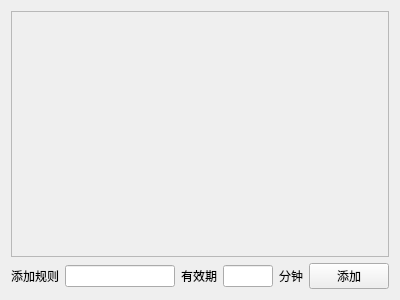
Above: fgfw-lite/ui/localrules.ui from bylheart/fwlite before the change. Below: the same form after it.
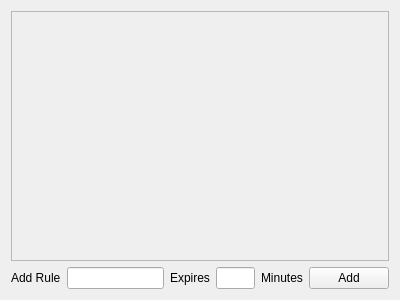
That is the form after the change.

Diff of the .ui file:
```diff
--- a/fgfw-lite/ui/localrules.ui
+++ b/fgfw-lite/ui/localrules.ui
@@ -50,7 +50,7 @@
      <item>
       <widget class="QLabel" name="label">
        <property name="text">
-        <string>添加规则</string>
+        <string>Add Rule</string>
        </property>
       </widget>
      </item>
@@ -60,7 +60,7 @@
      <item>
       <widget class="QLabel" name="label_2">
        <property name="text">
-        <string>有效期</string>
+        <string>Expires</string>
        </property>
       </widget>
      </item>
@@ -77,14 +77,14 @@
      <item>
       <widget class="QLabel" name="label_3">
        <property name="text">
-        <string>分钟</string>
+        <string>Minutes</string>
        </property>
       </widget>
      </item>
      <item>
       <widget class="QPushButton" name="AddLocalRuleButton">
        <property name="text">
-        <string>添加</string>
+        <string>Add</string>
        </property>
       </widget>
      </item>
```
Left out of the diff: 15 changed lines with no effect on the pictures.
